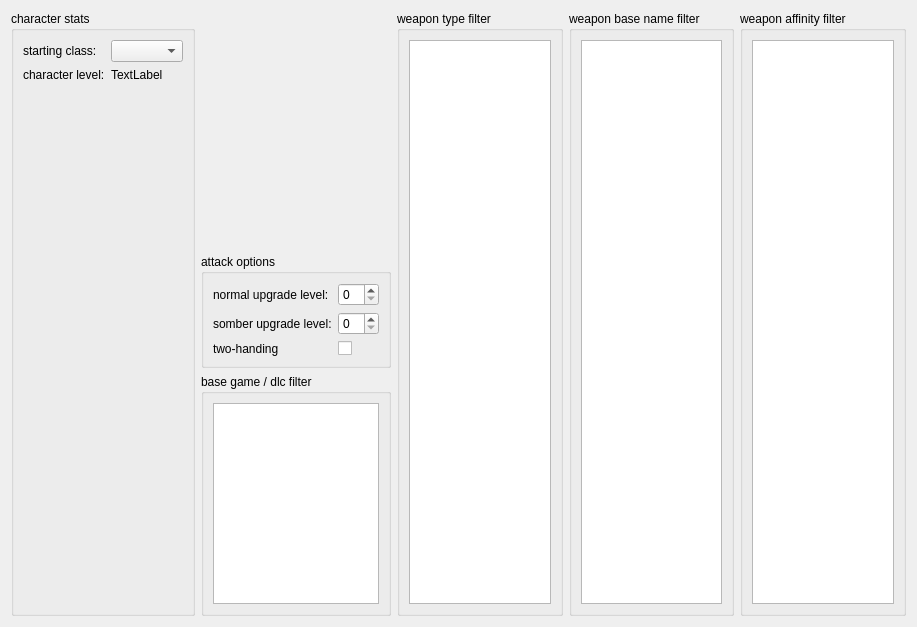
hanslhansl/elden-ring-damage-optimizer, file src/app/stats_tab.ui: the form before one commit.
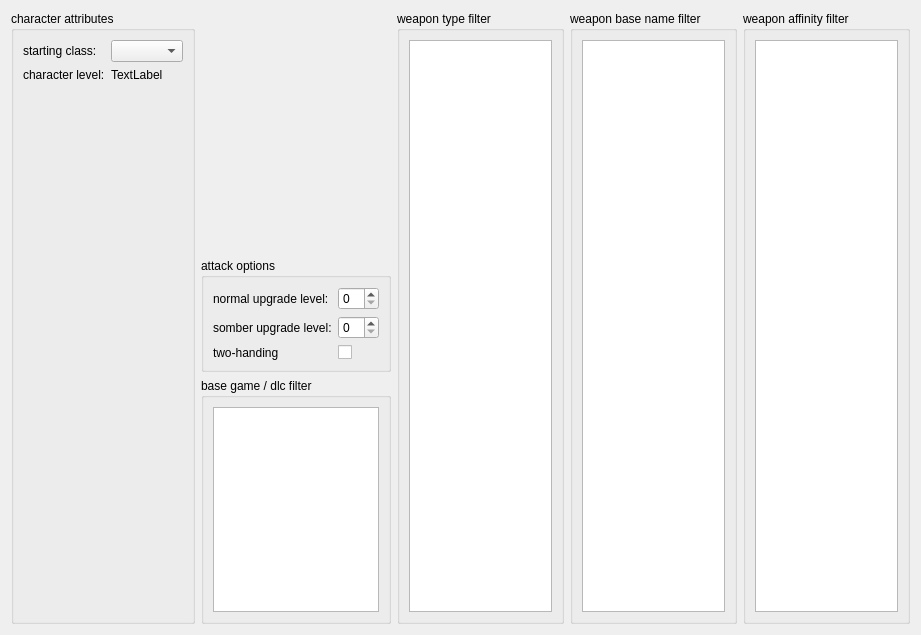
The form after the commit.

The edit to the form file:
```diff
--- a/src/app/stats_tab.ui
+++ b/src/app/stats_tab.ui
@@ -6,8 +6,8 @@
    <rect>
     <x>0</x>
     <y>0</y>
-    <width>917</width>
-    <height>627</height>
+    <width>921</width>
+    <height>635</height>
    </rect>
   </property>
   <property name="windowTitle">
@@ -22,7 +22,7 @@
         <locale language="English" country="AmericanSamoa"/>
        </property>
        <property name="title">
-        <string>character stats</string>
+        <string>character attributes</string>
        </property>
        <layout class="QFormLayout" name="character_stats_layout">
         <item row="0" column="0">
```
